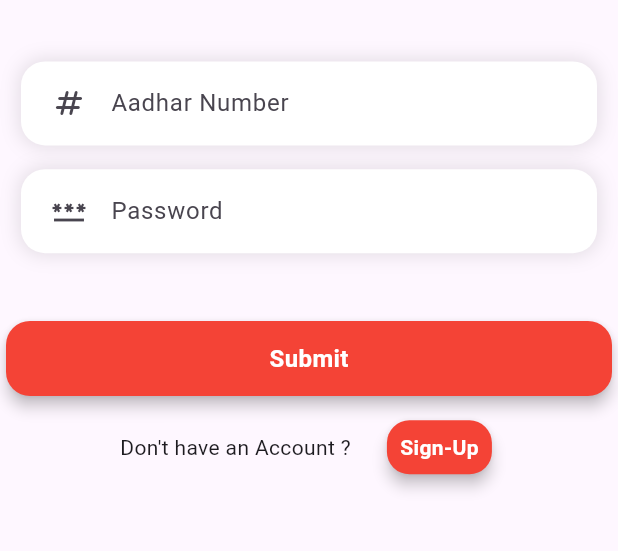
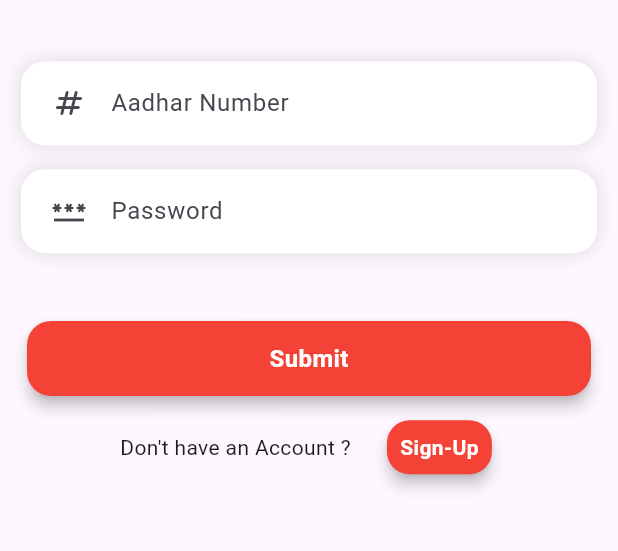
Before and after one commit to Perumallpardhiv/o-bug1, a Flutter app: the screen it shows after launch, on a phone screen of 412 x 824 dp, the part 310-861 px from its top. Run offline on Flutter 3.47's test engine with Material 2 defaults, Android fonts, the phone set to English and light mode, and no system bars; our stand-ins replace adaptive_theme, easy_localization, flutter_native_splash, form_field_validator, google_fonts, hive and 2 more; accounts and stored records are empty.

Commit message:
add lottie animation Fixes #19

```diff
--- a/lib/screens/login.dart
+++ b/lib/screens/login.dart
@@ -100,7 +100,9 @@ class _LoginState extends State<Login> {
                       ? Center(
                           child: Lottie.asset('assets/lottie/loader.json',
                               width: 50, height: 50))
-                      : GestureDetector(
+                      : Padding(
+                          padding: const EdgeInsets.only(left: 14.0, right: 14),
+                          child: GestureDetector(
                             onTap: () async {
                               innerState(() {
                                 isLoading = true;
@@ -112,7 +114,8 @@ class _LoginState extends State<Login> {
                                 ).then(
                                   (val) async {
                                     if (val.hasError) {
-                                    showSnackBar(context, false, val.errorMsg);
+                                      showSnackBar(
+                                          context, false, val.errorMsg);
                                     } else {
                                       hiveObj
                                           .put('isLoggedIn', true)
@@ -144,6 +147,7 @@ class _LoginState extends State<Login> {
                                     style: ThemeConfig.textStyle.copyWith(
                                       fontWeight: FontWeight.bold,
                                       fontSize: 16,
+                                    ),
                                   ),
                                 ),
                               ),
```
Lines whose indentation alone changed are shown as unchanged.
